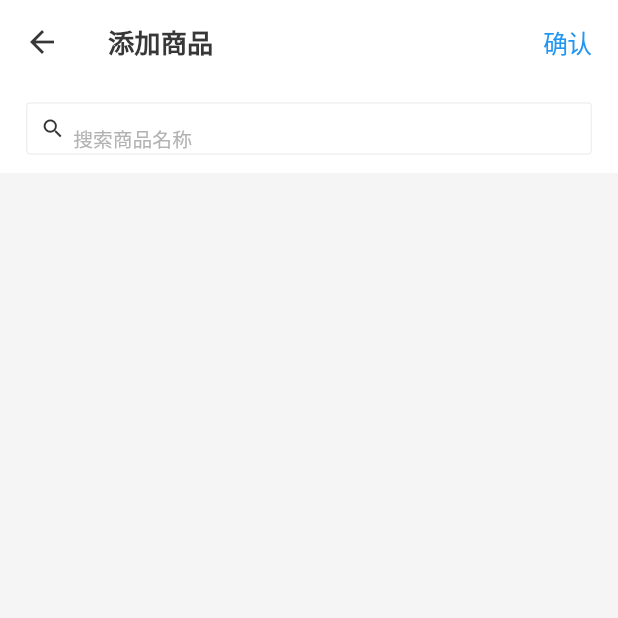
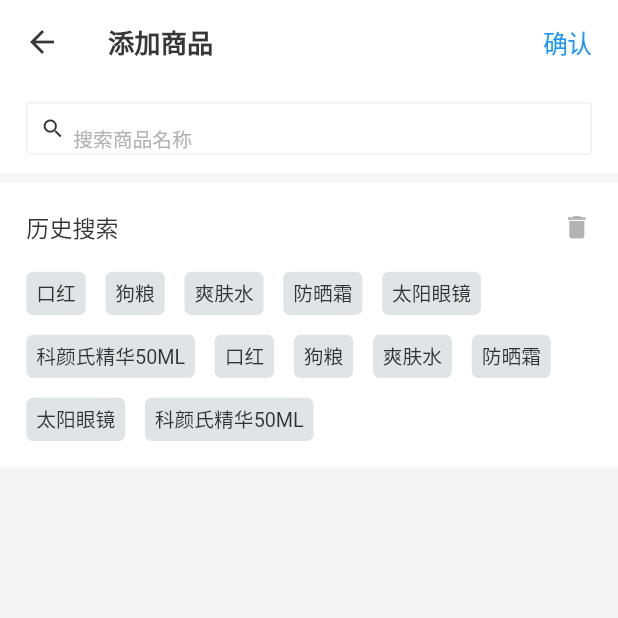
Before and after one commit to LCJ-MinYa/kjt-bsp, a Flutter app: the AddProductScreen screen opened directly, on a phone screen of 412 x 824 dp, the top half of it. Run offline on Flutter 3.47's test engine with Material 2 defaults, Android fonts, the phone set to English and light mode, and no system bars; our stand-ins replace dio, flutter_easyrefresh, flutter_screenutil, flutter_spinkit, flutter_swiper, fluttertoast and 2 more; network calls fail; statements that could not run were skipped.

Commit message:
添加商品

```diff
--- a/lib/screen/orderEntry/addProductScreen.dart
+++ b/lib/screen/orderEntry/addProductScreen.dart
@@ -3,6 +3,7 @@ import 'package:kjt_bsp/styles/uiSize.dart';
 import 'package:kjt_bsp/widget/button/navigatorRightButtonWidget.dart';
 import 'package:kjt_bsp/widget/cell/containerCellWidget.dart';
 import 'package:kjt_bsp/widget/input/textFieldWidget.dart';
+import 'package:kjt_bsp/widget/layout/autoAdaptiveCenterWithAnimatedWidget.dart';
 import 'package:kjt_bsp/widget/text/appBarTextWidget.dart';
 
 class AddProductScreen extends StatefulWidget {
@@ -11,12 +12,28 @@ class AddProductScreen extends StatefulWidget {
 }
 
 class _AddProductScreenState extends State<AddProductScreen> {
+    bool _searchState = false;
+    String _searchValue = '';
+    List _searchList = [
+        '口红',
+        '狗粮',
+        '爽肤水',
+        '防晒霜',
+        '太阳眼镜',
+        '科颜氏精华50ML',
+        '口红',
+        '狗粮',
+        '爽肤水',
+        '防晒霜',
+        '太阳眼镜',
+        '科颜氏精华50ML'
+    ];
+
     /* 搜索框 */
     Widget _searchWidget(){
         return ContainerCellWidget(
             child: Padding(
                 padding: EdgeInsets.only(
-                    right: UISize.width(32),
                     top: UISize.height(20),
                     bottom: UISize.height(20)
                 ),
@@ -45,12 +62,99 @@ class _AddProductScreenState extends State<AddProductScreen> {
                             TextFieldWidget(
                                 hintText: '搜索商品名称',
                                 fontSize: 24,
+                                onChanged: _changeSearchVaule,
                             )
                         ],
                     ),
                 ),
             ),
         );
+    }
+
+    /* 历史搜索List */
+    List<Widget> _renderSearchListWidget(){
+        List<Widget> _searchListWidget = [];
+        for (var item in _searchList) {
+            _searchListWidget.add(
+                Padding(
+                    padding: EdgeInsets.only(
+                        right: UISize.width(24),
+                        bottom: UISize.width(24)
+                    ),
+                    child: Container(
+                        padding: EdgeInsets.only(
+                            left: UISize.width(12),
+                            right: UISize.width(12),
+                            top: UISize.width(8),
+                            bottom: UISize.width(8)
+                        ),
+                        decoration: BoxDecoration(
+                            color: Color(0xffe0e4e6),
+                            borderRadius: BorderRadius.all(Radius.circular(UISize.width(8)))
+                        ),
+                        child: Text(
+                            item,
+                            style: TextStyle(
+                                fontSize: UISize.size(24),
+                                color: Color(0xff333333)
+                            ),
+                        ),
+                    ),
+                )
+            );
+        }
+        return _searchListWidget;
+    }
+
+    /* 历史搜索 */
+    Widget _historySearchWidget(){
+        return Container(
+            width: double.infinity,
+            color: Colors.white,
+            child: Column(
+                children: <Widget>[
+                    ContainerCellWidget(
+                        child: Row(
+                            mainAxisAlignment: MainAxisAlignment.spaceBetween,
+                            children: <Widget>[
+                                Text(
+                                    '历史搜索',
+                                    style: TextStyle(
+                                        color:Color(0xff333333),
+                                        fontSize: UISize.size(28)
+                                    ),
+                                ),
+                                Icon(
+                                    Icons.delete,
+                                    color: Color(0xffb3b3b3),
+                                    size: UISize.size(36),
+                                )
+                            ],
+                        ),
+                    ),
+                    Container(
+                        width: double.infinity,
+                        padding: EdgeInsets.only(
+                            left: UISize.width(32),
+                            right: UISize.width(32),
+                            bottom: UISize.width(8)
+                        ),
+                        child: Wrap(
+                            children: _renderSearchListWidget(),
+                        ),
+                    )
+                ],
+            ),
+        );
+    }
+
+    /* 搜索内容 */
+    Widget _searchContentWidget(){
+        if(_searchState){
+            return Text('123');
+        }else{
+            return _historySearchWidget();
+        }
     }
 
     @override
@@ -69,8 +173,17 @@ class _AddProductScreenState extends State<AddProductScreen> {
             body: Column(
                 children: <Widget>[
                     _searchWidget(),
+                    SizedBox(height: UISize.width(12)),
+                    _searchContentWidget(),
                 ],
             ),
         );
     }
+
+    //实时更新搜索值
+    _changeSearchVaule(val){
+        setState((){
+            _searchValue = val;
+        });
+    }
 }
--- a/lib/widget/cell/containerCellWidget.dart
+++ b/lib/widget/cell/containerCellWidget.dart
@@ -7,6 +7,7 @@ class ContainerCellWidget extends StatelessWidget {
     final double borderRadius;      //是否有圆角 => 默认无圆角
     final Color bgColor;            //背景颜色 =>默认白色
     final Alignment align;          //对其方式 =>默认居中
+    final bool needRightPadding;    //右边距是否需要 => 默认需要
 
     ContainerCellWidget({
         @required this.child,
@@ -14,12 +15,16 @@ class ContainerCellWidget extends StatelessWidget {
         this.bgColor = Colors.white,
         this.borderRadius = 0,
         this.align = Alignment.center,
+        this.needRightPadding = true,
     });
 
     @override
     Widget build(BuildContext context) {
         return Container(
-            padding: EdgeInsets.only(left: UISize.width(32)),
+            padding: EdgeInsets.only(
+                left: UISize.width(32),
+                right: UISize.width(needRightPadding ? 32 : 0),
+            ),
             width: double.infinity,
             height: UISize.height(height),
             alignment: align,
--- a/lib/widget/cell/nameCellWidget.dart
+++ b/lib/widget/cell/nameCellWidget.dart
@@ -65,6 +65,7 @@ class NameCellWidget extends StatelessWidget {
             height: height,
             bgColor: bgColor,
             borderRadius: borderRadius,
+            needRightPadding: false,
             child: Container(
                 decoration: BoxDecoration(
                     border: Border(
--- a/lib/widget/cell/textFieldCellWidget.dart
+++ b/lib/widget/cell/textFieldCellWidget.dart
@@ -43,6 +43,7 @@ class TextFieldCellWidget extends StatelessWidget {
             height: height,
             bgColor: bgColor,
             borderRadius: borderRadius,
+            needRightPadding: false,
             child: Container(
                 decoration: BoxDecoration(
                     border: Border(
--- /dev/null
+++ b/lib/widget/layout/autoAdaptiveCenterWithAnimatedWidget.dart
@@ -0,0 +1,23 @@
+import 'package:flutter/material.dart';
+import 'autoAdaptiveCenterWidget.dart';
+
+class AutoAdaptiveCenterWithAnimatedWidget extends StatelessWidget {
+    final bool isShow;                  //是否显示
+    final List<Widget> children;        //组件列表
+
+    AutoAdaptiveCenterWithAnimatedWidget({
+        @required this.isShow,
+        @required this.children
+    });
+
+    @override
+    Widget build(BuildContext context) {
+        return AnimatedOpacity(
+            opacity: isShow ? 1 : 0,
+            duration: Duration(milliseconds: 300),
+            child: AutoAdaptiveCenterWidget(
+                children: children,
+            ),
+        );
+    }
+}
--- a/lib/widget/list/refreshScreen.dart
+++ b/lib/widget/list/refreshScreen.dart
@@ -4,6 +4,7 @@ import 'package:flutter_spinkit/flutter_spinkit.dart';
 import 'package:kjt_bsp/config/imgConfig.dart';
 import 'package:kjt_bsp/styles/uiSize.dart';
 import 'package:kjt_bsp/widget/layout/autoAdaptiveCenterWidget.dart';
+import 'package:kjt_bsp/widget/layout/autoAdaptiveCenterWithAnimatedWidget.dart';
 
 class RefreshList extends StatefulWidget {
     final Function child;               //列表item
@@ -77,10 +78,8 @@ class _RefreshListState extends State<RefreshList> {
 
     /* 空数据组件 */
     Widget _onMordeDataWidget(){
-        return AnimatedOpacity(
-            opacity: _showEmptyWidget ? 1 : 0,
-            duration: Duration(milliseconds: 300),
-            child: AutoAdaptiveCenterWidget(
+        return AutoAdaptiveCenterWithAnimatedWidget(
+            isShow: _showEmptyWidget,
             children: <Widget>[
                 Container(
                     width: UISize.width(150),
@@ -102,8 +101,7 @@ class _RefreshListState extends State<RefreshList> {
                         ),
                     )
                 ),
-                ],
-            ),
+            ]
         );
     }
 
```
Lines whose indentation alone changed are shown as unchanged.
